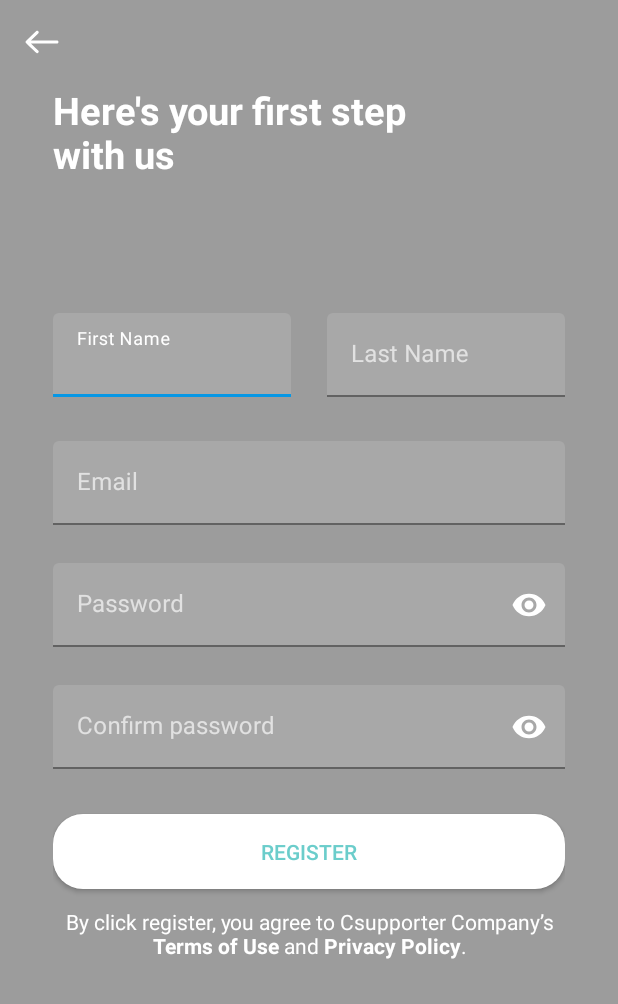
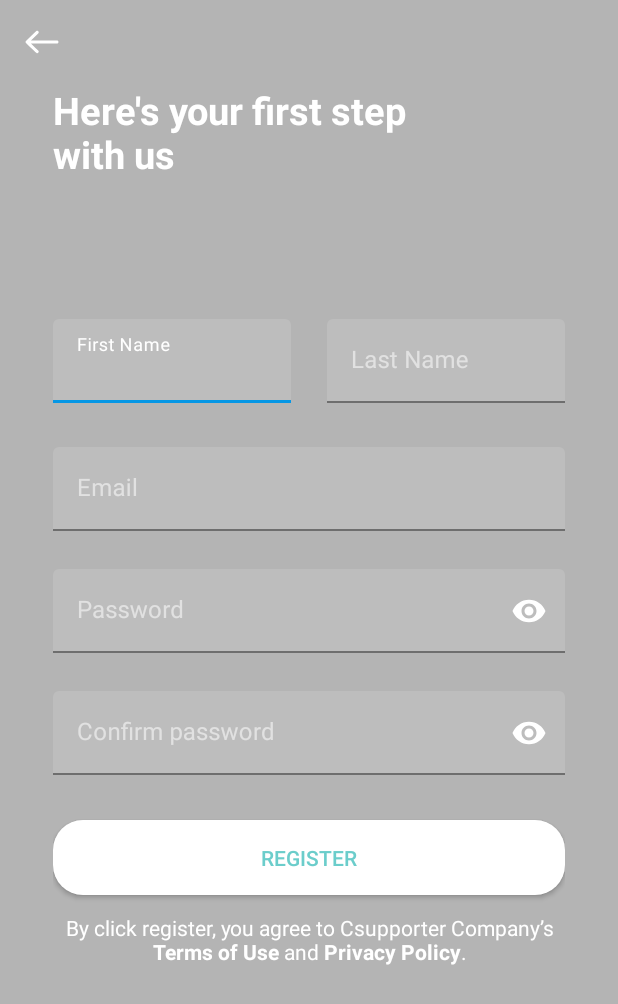
Before and after one commit to MCT-LIB/Techwiz, an Android app: the layout fragment_register.xml on its own in the app's theme, with its tools: preview values and no code run, on a phone screen of 412 x 824 dp. Shown: the top 1004 px of the screen. Run offline under Robolectric (Android 15) with nearby library versions, the phone set to English and light mode, and no system bars.

Commit message:
Register

```diff
--- a/app/src/main/java/com/csupporter/techwiz/presentation/presenter/RegisterPresenter.java
+++ b/app/src/main/java/com/csupporter/techwiz/presentation/presenter/RegisterPresenter.java
@@ -60,11 +60,11 @@ public class RegisterPresenter extends BasePresenter {
             return false;
         }
         if (TextUtils.isEmpty(confPass)) {
-            callBack.dataInvalid("Please confirm your password", ErrorTo.PASSWORD);
+            callBack.dataInvalid("Please confirm your password", ErrorTo.CF_PASSWORD);
             return false;
         }
         if (!Pattern.matches(PASSWORD_REGEX, confPass)) {
-            callBack.dataInvalid("Password at least one number, one lowercase letter, one uppercase letter and greater than or equal to 8 characters", ErrorTo.PASSWORD);
+            callBack.dataInvalid("Password at least one number, one lowercase letter, one uppercase letter and greater than or equal to 8 characters", ErrorTo.CF_PASSWORD);
             return false;
         }
         if (!account.getPassword().equals(confPass)) {
--- a/app/src/main/res/layout/fragment_register.xml
+++ b/app/src/main/res/layout/fragment_register.xml
@@ -1,7 +1,6 @@
 <?xml version="1.0" encoding="utf-8"?>
 <ScrollView xmlns:android="http://schemas.android.com/apk/res/android"
     xmlns:app="http://schemas.android.com/apk/res-auto"
-    android:id="@+id/login_scroll_view"
     android:layout_width="match_parent"
     android:layout_height="match_parent"
     android:fillViewport="true">
@@ -9,7 +8,7 @@
     <RelativeLayout
         android:layout_width="match_parent"
         android:layout_height="wrap_content"
-        android:background="#A3646465">
+        android:background="#66444444">
 
         <androidx.appcompat.widget.Toolbar
             android:id="@+id/toolbar"
@@ -40,7 +39,9 @@
             android:layout_marginStart="35dp"
             android:layout_marginEnd="35dp"
             android:gravity="center"
-            android:orientation="vertical">
+            android:paddingTop="24dp"
+            android:orientation="vertical"
+            android:paddingBottom="16dp">
 
             <LinearLayout
                 android:layout_width="match_parent"
@@ -179,8 +180,8 @@
                 android:layout_marginTop="30dp"
                 android:background="@drawable/layout_radius"
                 android:elevation="5dp"
-                android:textColor="@color/blue"
-                android:text="@string/register" />
+                android:text="@string/register"
+                android:textColor="@color/blue" />
 
             <TextView
                 android:layout_width="match_parent"
```
Also changed, not shown: app/src/main/java/com/csupporter/techwiz/presentation/view/fragment/authentication/RegisterFragment.java (+13 -4 lines).
